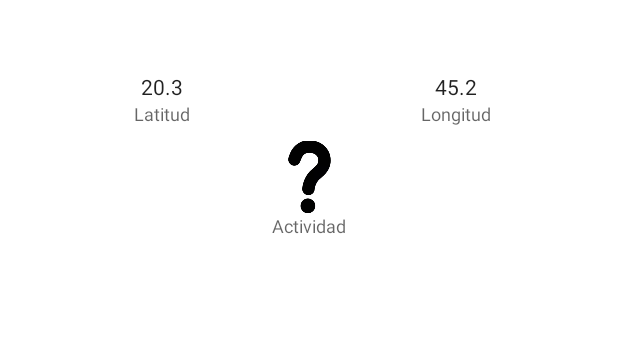
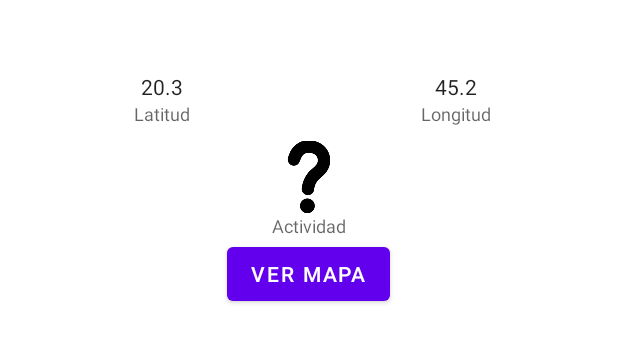
Before and after one commit to luise-phd/ProyectoAndroidGrupo06, an Android app: the layout activity_location.xml on its own in the app's theme, with its tools: preview values and no code run, on a phone screen of 412 x 824 dp, the part 162-525 px from its top. Run offline under Robolectric (Android 15) with nearby library versions, the phone set to English and light mode, and no system bars.

Commit message:
Carga Actividad Google Maps

```diff
--- a/app/build.gradle
+++ b/app/build.gradle
@@ -39,6 +39,7 @@ dependencies {
     implementation 'com.google.firebase:firebase-database:20.0.2'
     implementation 'com.google.firebase:firebase-crashlytics:18.2.4'
     implementation 'com.google.firebase:firebase-analytics:20.0.0'
+    implementation 'com.google.android.gms:play-services-maps:18.0.0'
     testImplementation 'junit:junit:4.+'
     androidTestImplementation 'androidx.test.ext:junit:1.1.3'
     androidTestImplementation 'androidx.test.espresso:espresso-core:3.4.0'
--- a/app/src/main/AndroidManifest.xml
+++ b/app/src/main/AndroidManifest.xml
@@ -17,7 +17,7 @@
             android:exported="false"
             android:label="@string/recyclerview" />
         <activity
-            android:name=".LocationActivity"
+            android:name=".SplashScreen"
             android:exported="false"
             android:label="@string/ubicacion" />
         <activity
@@ -71,7 +71,7 @@
             android:exported="false"
             android:label="@string/app_name" />
         <activity
-            android:name=".SplashScreen"
+            android:name=".LocationActivity"
             android:exported="true">
             <intent-filter>
                 <action android:name="android.intent.action.MAIN" />
--- a/app/src/main/res/layout/activity_location.xml
+++ b/app/src/main/res/layout/activity_location.xml
@@ -73,6 +73,7 @@
                 android:gravity="center_horizontal"
                 android:text="@string/longitude_label"
                 android:textAppearance="@style/TextAppearance.AppCompat.Caption" />
+
         </TableRow>
 
         <TableRow
@@ -96,6 +97,31 @@
             android:gravity="center_horizontal"
             android:text="@string/activity_label"
             android:textAppearance="@style/TextAppearance.AppCompat.Caption" />
+
+        <TableRow
+            android:layout_width="match_parent"
+            android:layout_height="match_parent"
+            android:gravity="center_horizontal">
+
+            <Button
+                android:id="@+id/button12"
+                android:layout_width="wrap_content"
+                android:layout_height="wrap_content"
+                android:onClick="verMapa"
+                android:text="Ver mapa" />
+
+        </TableRow>
+
+        <TableRow
+            android:layout_width="match_parent"
+            android:layout_height="match_parent"
+            android:gravity="center_horizontal|center_vertical">
+
+            <com.google.android.gms.maps.MapView
+                android:id="@+id/mapView"
+                android:layout_width="match_parent"
+                android:layout_height="match_parent" />
+        </TableRow>
     </TableLayout>
 
 </RelativeLayout>
```
Also changed, not shown: app/src/main/java/com/ingluise/ProyectoAndroidGrupo06/LocationActivity.java (+12 -0 lines).
